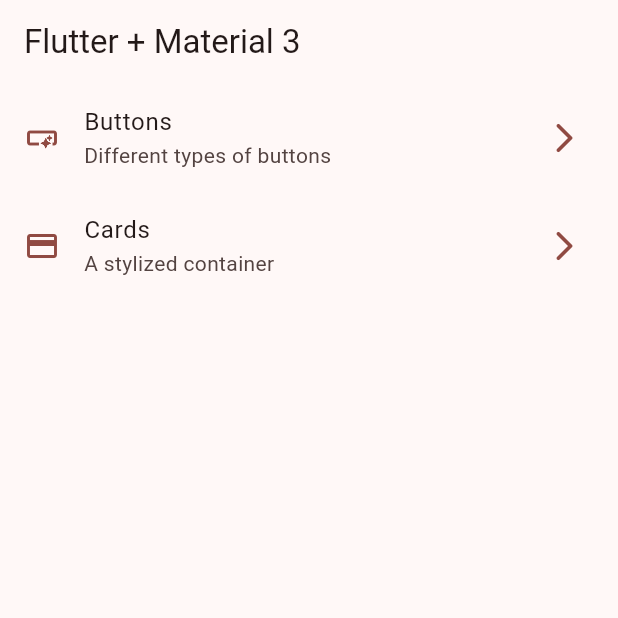
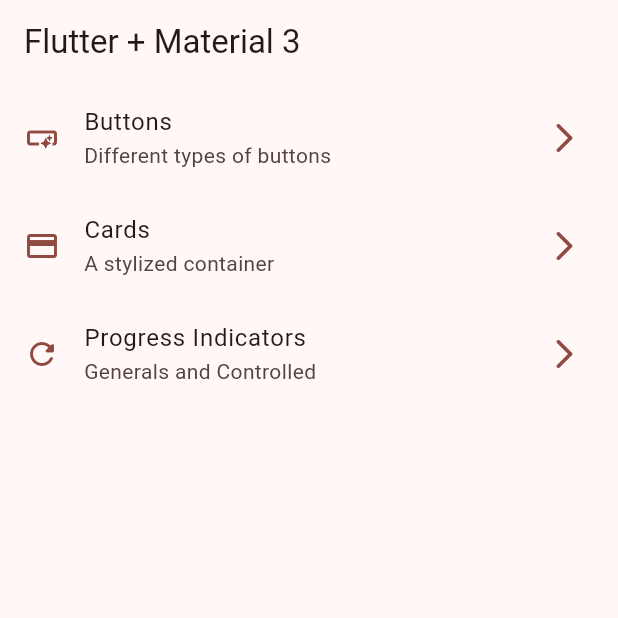
Before and after one commit to CosmicTiger/widgets_app, a Flutter app: the screen it shows after launch, on a phone screen of 412 x 824 dp, the top half of it. Run offline on Flutter 3.47's test engine with Material 3 defaults, Android fonts, the phone set to English and light mode, and no system bars; our stand-ins replace go_router.

Commit message:
✨ feature: add progress component in screen

```diff
--- a/lib/config/menu/menu_items.dart
+++ b/lib/config/menu/menu_items.dart
@@ -29,4 +29,10 @@ var appMenuItems = <MenuItem>[
     link: '/cards',
     icon: Icons.credit_card,
   ),
+  MenuItem(
+    title: 'Progress Indicators',
+    subTitle: 'Generals and Controlled',
+    link: '/progress',
+    icon: Icons.refresh_rounded,
+  ),
 ];
--- a/lib/config/router/app_router.dart
+++ b/lib/config/router/app_router.dart
@@ -15,4 +15,9 @@ final appRouter = GoRouter(initialLocation: '/', routes: [
       path: '/cards',
       name: CardsScreen.name,
       builder: (context, state) => CardsScreen()),
+  GoRoute(
+    path: '/progress',
+    name: ProgressScreen.name,
+    builder: (context, state) => ProgressScreen(),
+  ),
 ]);
```
Also changed, not shown: lib/presentation/screens/progress/progress_screen.dart (+74 -2 lines).
